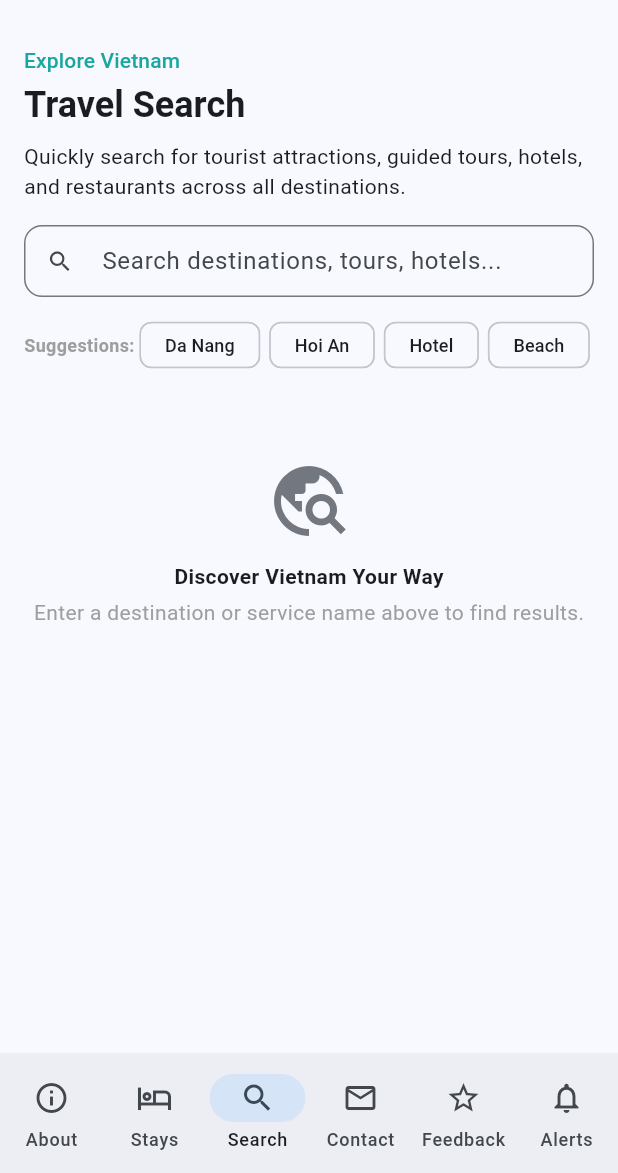
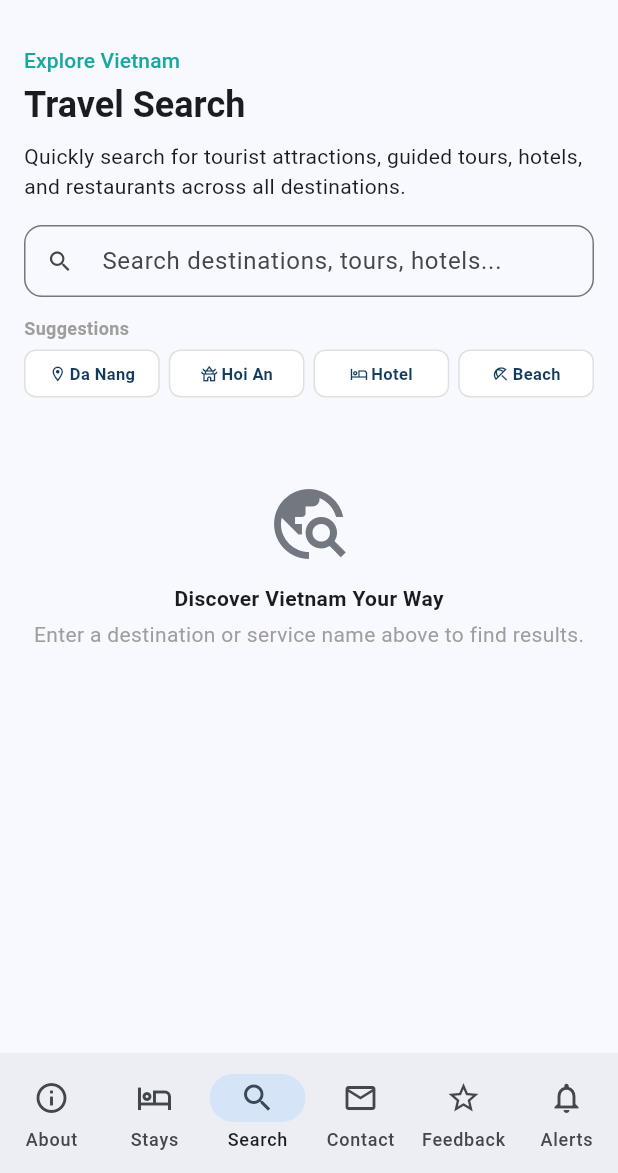
Before and after one commit to AnhKiet0803/Kanel_Travel_Guide_Project, a Flutter app: the screen it shows after launch, item 3 of the bottom bar chosen, on a phone screen of 412 x 824 dp, the part 63-1236 px from its top. Run offline on Flutter 3.47's test engine with Material 3 defaults, Android fonts, the phone set to English and light mode, and no system bars; network calls fail.

Commit message:
refactor(app): polish category and suggestion filters into balanced single-row layouts
- Refactor Stays & Dining filter chips into 4 balanced 25% segmented buttons (All, Hotels, Dining, Resorts) on a single row
- Refactor search suggestion chips to a dedicated single row under a compact header (Da Nang, Hoi An, Hotel, Beach)
- Add mouse drag gesture support to app ScrollBehavior for smooth desktop/web interaction
- Update automated tests to verify refined labels (Dining and Suggestions)
- Author: Nguyen Cong Tien (recca279 <Congtien2709@gmail.com>)

```diff
--- a/KanelTravelGuide_App/lib/main.dart
+++ b/KanelTravelGuide_App/lib/main.dart
@@ -1,5 +1,7 @@
 // App shell: a bottom navigation bar with the screens for the mobile app
 // Includes Stays & Search (Tiến), About, Contact, Feedback, Notifications (Dũng), and Auth/Theme (Giáp)
+import 'dart:ui';
+
 import 'package:flutter/material.dart';
 
 import 'screens/about_screen.dart';
@@ -33,6 +35,14 @@ class KarnelApp extends StatelessWidget {
           tertiary: const Color(0xFFF4A340),
         ),
         useMaterial3: true,
+      ),
+      scrollBehavior: const MaterialScrollBehavior().copyWith(
+        dragDevices: {
+          PointerDeviceKind.mouse,
+          PointerDeviceKind.touch,
+          PointerDeviceKind.stylus,
+          PointerDeviceKind.trackpad,
+        },
       ),
       home: HomeShell(api: api),
     );
--- a/KanelTravelGuide_App/lib/screens/search_screen.dart
+++ b/KanelTravelGuide_App/lib/screens/search_screen.dart
@@ -124,24 +124,27 @@ class _SearchScreenState extends State<SearchScreen> {
         ),
         const SizedBox(height: 12),
 
-        // Suggestion chips
-        SingleChildScrollView(
-          scrollDirection: Axis.horizontal,
-          child: Row(
+        // Suggestion chips (1 balanced row)
+        Column(
+          crossAxisAlignment: CrossAxisAlignment.start,
           children: [
             const Text(
-                'Suggestions: ',
+              'Suggestions',
               style: TextStyle(fontSize: 12, color: Colors.grey, fontWeight: FontWeight.bold),
             ),
-              _buildSuggestionChip('Da Nang'),
+            const SizedBox(height: 6),
+            Row(
+              children: [
+                _buildSuggestionButton('Da Nang', Icons.location_on_outlined),
                 const SizedBox(width: 6),
-              _buildSuggestionChip('Hoi An'),
+                _buildSuggestionButton('Hoi An', Icons.temple_buddhist_outlined),
                 const SizedBox(width: 6),
-              _buildSuggestionChip('Hotel'),
+                _buildSuggestionButton('Hotel', Icons.hotel_outlined),
                 const SizedBox(width: 6),
-              _buildSuggestionChip('Beach'),
+                _buildSuggestionButton('Beach', Icons.beach_access_outlined),
               ],
             ),
+          ],
         ),
         const SizedBox(height: 16),
 
@@ -220,14 +223,42 @@ class _SearchScreenState extends State<SearchScreen> {
     );
   }
 
-  Widget _buildSuggestionChip(String label) {
-    return ActionChip(
-      label: Text(label, style: const TextStyle(fontSize: 12)),
-      visualDensity: VisualDensity.compact,
-      onPressed: () {
+  Widget _buildSuggestionButton(String label, IconData icon) {
+    return Expanded(
+      child: InkWell(
+        onTap: () {
           _searchController.text = label;
           _performSearch();
         },
+        borderRadius: BorderRadius.circular(8),
+        child: Container(
+          padding: const EdgeInsets.symmetric(vertical: 7, horizontal: 2),
+          decoration: BoxDecoration(
+            color: Colors.white,
+            borderRadius: BorderRadius.circular(8),
+            border: Border.all(color: Colors.grey.shade300),
+          ),
+          child: Row(
+            mainAxisAlignment: MainAxisAlignment.center,
+            children: [
+              Icon(icon, size: 12, color: const Color(0xFF123B5D)),
+              const SizedBox(width: 2),
+              Flexible(
+                child: Text(
+                  label,
+                  style: const TextStyle(
+                    fontSize: 11,
+                    fontWeight: FontWeight.w600,
+                    color: Color(0xFF123B5D),
+                  ),
+                  maxLines: 1,
+                  overflow: TextOverflow.ellipsis,
+                ),
+              ),
+            ],
+          ),
+        ),
+      ),
     );
   }
 
```
Also changed, not shown: KanelTravelGuide_App/lib/screens/services_screen.dart (+61 -34 lines), 1 other file. Lines whose indentation alone changed are shown as unchanged.
